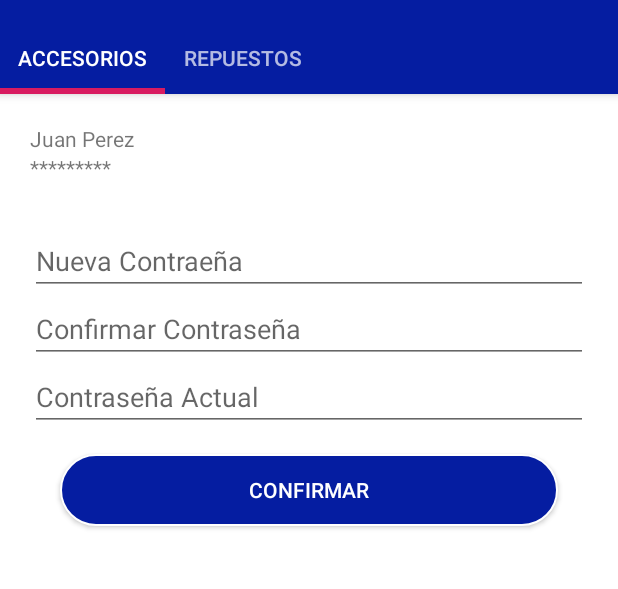
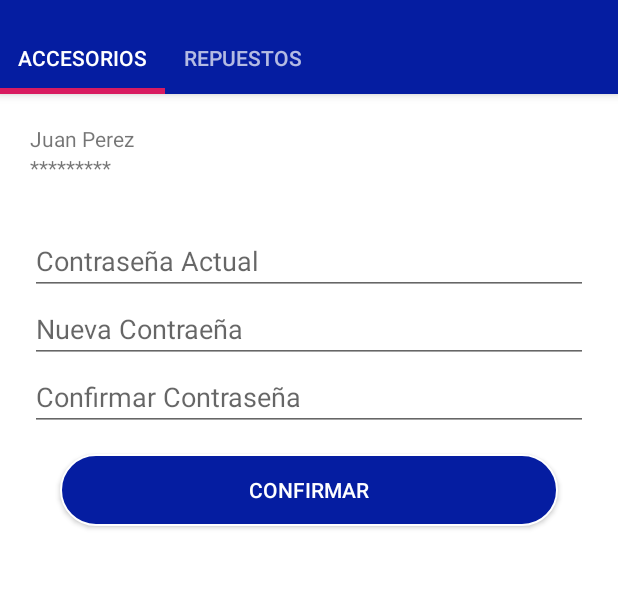
Before and after one commit to AndresGarciaPerez/SistemaInventariosAndroid, an Android app: the fragment ChangePassword placed in its activity, on a phone screen of 412 x 824 dp, the part 62-651 px from its top. Run offline under Robolectric (Android 15) with nearby library versions, the phone set to English and light mode, and no system bars; our stand-ins replace Volley; network calls fail.

Commit message:
Change password

```diff
--- a/app/src/main/java/com/electivaIII/sistemainventario/LoginActivity.java
+++ b/app/src/main/java/com/electivaIII/sistemainventario/LoginActivity.java
@@ -147,8 +147,13 @@ public class LoginActivity extends AppCompatActivity {
                     int role_id = mjsonRole.getInt("id");
                     String role_name = mjsonRole.getString("name");
 
+                    SharedPreferences sesionActiva = getApplicationContext().getSharedPreferences("sesionActiva",Context.MODE_PRIVATE);
+                    SharedPreferences.Editor editor = sesionActiva.edit();
+                    editor.putString("user_id", String.valueOf(id));
+                    editor.apply();
 
                     users.add(new User(id, firstName, lastName, username, email, status, role_id, role_name));
+
 
                     sesion.setUsers(users);
 
--- a/app/src/main/res/layout/fragment_change_password.xml
+++ b/app/src/main/res/layout/fragment_change_password.xml
@@ -38,12 +38,20 @@
             android:orientation="vertical">
 
             <EditText
+                android:id="@+id/edtActual"
+                android:layout_width="match_parent"
+                android:layout_height="wrap_content"
+                android:ems="10"
+                android:hint="Contraseña Actual"
+                android:inputType="textPassword" />
+
+            <EditText
                 android:id="@+id/edtNueva"
                 android:layout_width="match_parent"
                 android:layout_height="wrap_content"
                 android:ems="10"
                 android:hint="Nueva Contraeña"
-                android:inputType="textPersonName" />
+                android:inputType="textPassword" />
 
             <EditText
                 android:id="@+id/edtConfirmar"
@@ -51,18 +59,10 @@
                 android:layout_height="wrap_content"
                 android:ems="10"
                 android:hint="Confirmar Contraseña"
-                android:inputType="textPersonName" />
-
-            <EditText
-                android:id="@+id/edtActual"
-                android:layout_width="match_parent"
-                android:layout_height="wrap_content"
-                android:ems="10"
-                android:hint="Contraseña Actual"
-                android:inputType="textPersonName" />
+                android:inputType="textPassword" />
 
             <Button
-                android:id="@+id/btnConfirmar"
+                android:id="@+id/btnConfirmarChangePassword"
                 android:layout_width="match_parent"
                 android:layout_height="wrap_content"
                 android:layout_marginLeft="20dp"
```
Also changed, not shown: app/src/main/java/com/electivaIII/sistemainventario/fragments/ChangePassword.java (+124 -1 lines).
